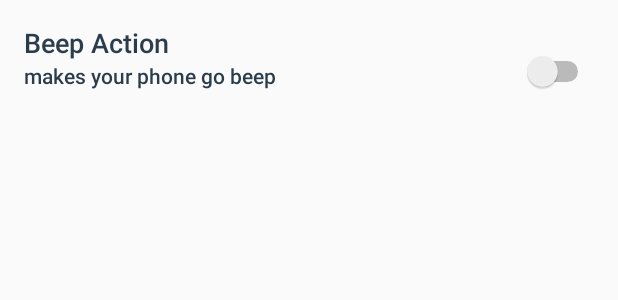
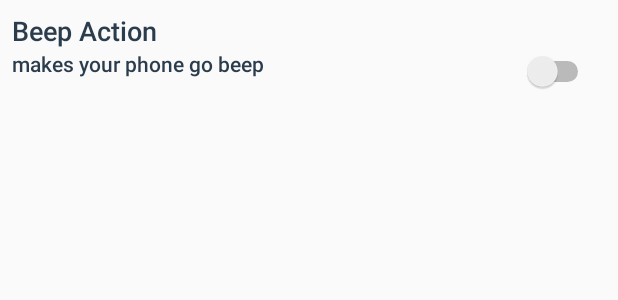
Before and after one commit to linucksrox/Textecutor, an Android app: the layout action_list_item.xml on its own in the app's theme, with its tools: preview values and no code run, on a phone screen of 412 x 824 dp. Shown: the top 300 px of the screen. Run offline under Robolectric (Android 15) with nearby library versions, the phone set to English and light mode, and no system bars.

Commit message:
Tweak layout of action list item

```diff
--- a/app/src/main/res/layout/action_list_item.xml
+++ b/app/src/main/res/layout/action_list_item.xml
@@ -3,10 +3,6 @@
     xmlns:tools="http://schemas.android.com/tools"
     android:layout_width="match_parent"
     android:layout_height="96dp"
-    android:paddingLeft="@dimen/activity_horizontal_margin"
-    android:paddingRight="@dimen/activity_horizontal_margin"
-    android:paddingTop="@dimen/activity_vertical_margin"
-    android:paddingBottom="@dimen/activity_vertical_margin"
     android:orientation="horizontal">
 
     <LinearLayout xmlns:android="http://schemas.android.com/apk/res/android"
@@ -14,6 +10,7 @@
         android:layout_width="0dp"
         android:layout_height="match_parent"
         android:orientation="vertical"
+        android:padding="8dp"
         android:layout_weight="4">
 
         <TextView
@@ -39,7 +36,8 @@
     <Switch
         android:id="@+id/switch_action_enable"
         android:layout_width="0dp"
-        android:layout_height="0dp"
+        android:layout_height="wrap_content"
         android:layout_weight="1"
-        android:layout_gravity="center_vertical" />
+        android:layout_gravity="center_vertical"
+        android:layout_marginRight="16dp"/>
 </LinearLayout>
```
